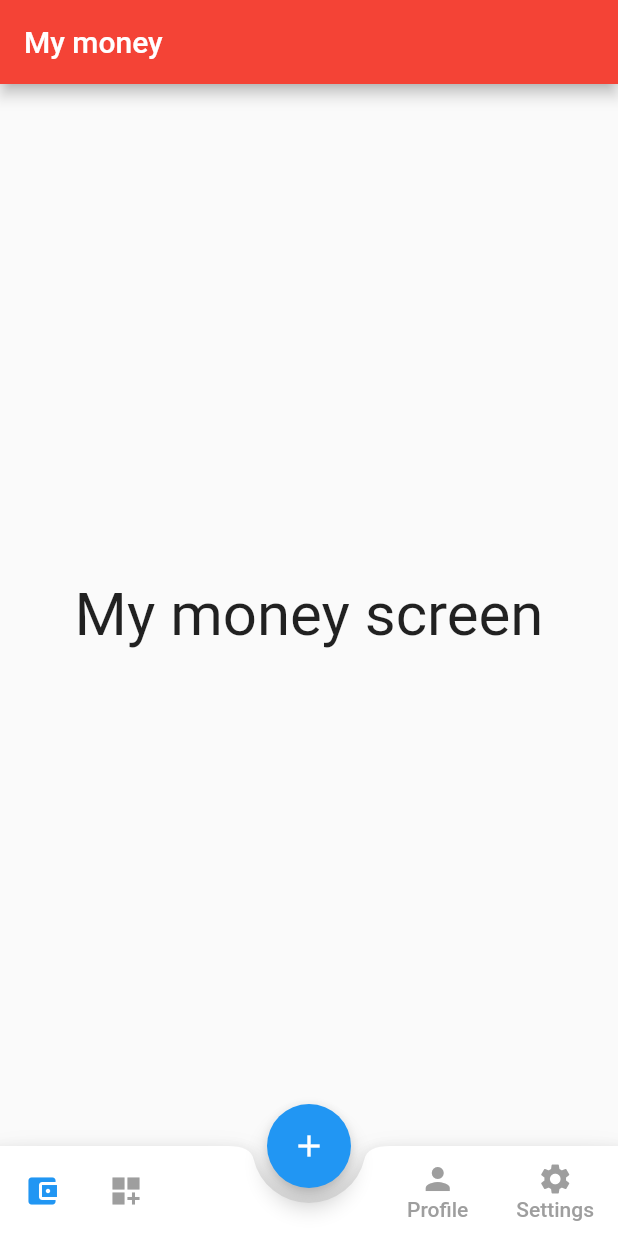
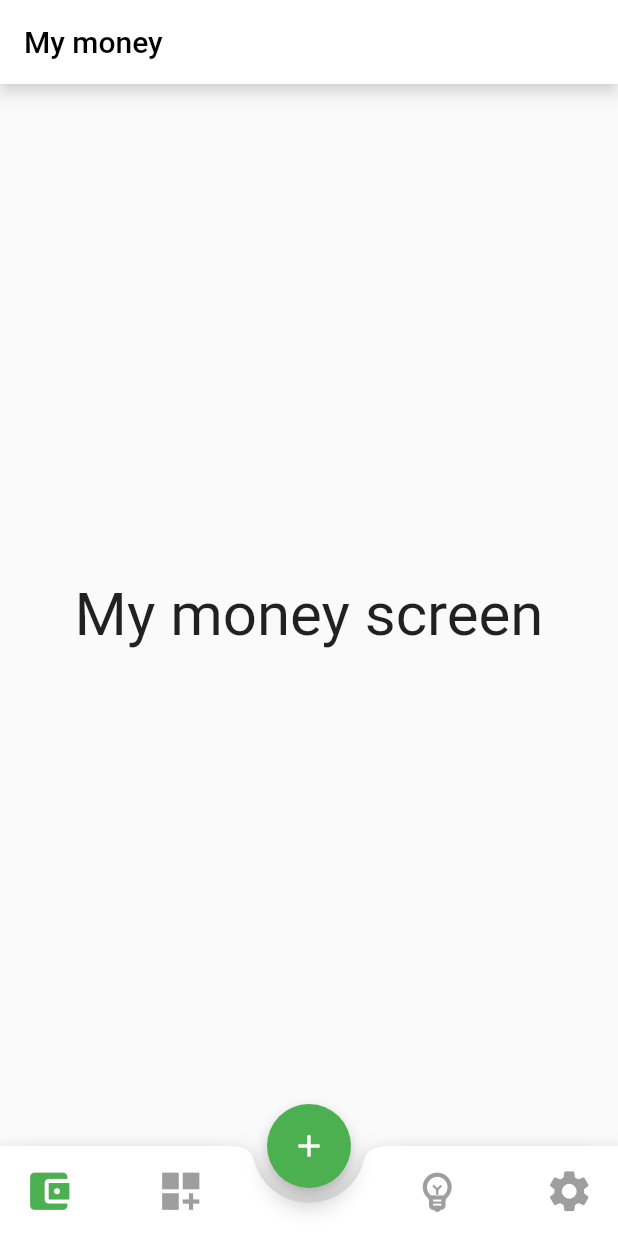
Before and after one commit to MinisamZ/Android-Final, a Flutter app: the screen it shows after launch, item 2 of the bottom bar chosen, after a tap on the "account balance wallet" icon, on a phone screen of 412 x 824 dp. Run offline on Flutter 3.47's test engine with Material 2 defaults, Android fonts, the phone set to English and light mode, and no system bars.

Commit message:
settings.dart v 0.2

```diff
--- a/lib/home.dart
+++ b/lib/home.dart
@@ -3,7 +3,6 @@ import 'page/myMoney.dart';
 import 'page/expensesIncomes.dart';
 import 'page/profile.dart';
 import 'page/settings.dart';
-
 
 class Home extends StatefulWidget {
   const Home({Key? key}) : super(key: key);
@@ -13,13 +12,12 @@ class Home extends StatefulWidget {
 }
 
 class _HomeState extends State<Home> {
-
   int currentTab = 0;
   int counter = 0;
   final List<Widget> screens = [
     MyMoney(),
     ExpensesIncomes(),
-    Profile(),
+    Instruments(),
     Settings()
   ];
 
@@ -35,7 +33,8 @@ class _HomeState extends State<Home> {
       ),
       floatingActionButton: FloatingActionButton(
         child: Icon(Icons.add),
-        onPressed: (){
+        backgroundColor: Colors.green,
+        onPressed: () {
           counter++;
           print('counter = ' + counter.toString());
         },
@@ -43,20 +42,18 @@ class _HomeState extends State<Home> {
       floatingActionButtonLocation: FloatingActionButtonLocation.centerDocked,
       bottomNavigationBar: BottomAppBar(
         shape: CircularNotchedRectangle(),
-        notchMargin:10,
+        notchMargin: 10,
         child: Container(
           height: 60,
           child: Row(
             mainAxisAlignment: MainAxisAlignment.spaceBetween,
-            children:<Widget> [
-              Row(
-                crossAxisAlignment: CrossAxisAlignment.start,
-                children: [
+            // дефолт spaceBetween
+            children: <Widget>[
               MaterialButton(
-                    minWidth: 40,
-                    onPressed: (){
-                      setState((){
-                        currentScreen =MyMoney();
+                minWidth: 60,
+                onPressed: () {
+                  setState(() {
+                    currentScreen = MyMoney();
                     currentTab = 0;
                   });
                 },
@@ -65,16 +62,17 @@ class _HomeState extends State<Home> {
                   children: [
                     Icon(
                       Icons.account_balance_wallet,
-                          color: currentTab == 0 ? Colors.blue :Colors.grey,
+                      color: currentTab == 0 ? Colors.green : Colors.grey,
+                      size: 33,
                     ),
                   ],
                 ),
               ),
               MaterialButton(
-                    minWidth: 40,
-                    onPressed: (){
-                      setState((){
-                        currentScreen =ExpensesIncomes();
+                minWidth: 60,
+                onPressed: () {
+                  setState(() {
+                    currentScreen = ExpensesIncomes();
                     currentTab = 1;
                   });
                 },
@@ -83,23 +81,22 @@ class _HomeState extends State<Home> {
                   children: [
                     Icon(
                       Icons.dashboard_customize,
-                          color: currentTab == 1 ? Colors.blue :Colors.grey,
+                      color: currentTab == 1 ? Colors.indigo : Colors.grey,
+                      size: 33,
                     ),
                   ],
                 ),
-                  )
-
-                ],
+              ),
+              //центр
+              Container(
+                width: 60,
               ),
               // Левые эконки меню
-              Row(
-                crossAxisAlignment: CrossAxisAlignment.start,
-                children: <Widget>[
               MaterialButton(
-                    minWidth: 40,
-                    onPressed: (){
-                      setState((){
-                        currentScreen =Profile();
+                minWidth: 60,
+                onPressed: () {
+                  setState(() {
+                    currentScreen = Instruments();
                     currentTab = 3;
                   });
                 },
@@ -107,22 +104,18 @@ class _HomeState extends State<Home> {
                   mainAxisAlignment: MainAxisAlignment.center,
                   children: [
                     Icon(
-                          Icons.person,
-                          color: currentTab == 3 ? Colors.blue :Colors.grey,
-                        ),
-                        Text('Profile',
-                          style:  TextStyle(
-                              color: currentTab == 3 ? Colors.blue :Colors.grey
-                          ),
+                      Icons.emoji_objects_outlined,
+                      color: currentTab == 3 ? Colors.amber : Colors.grey,
+                      size: 33,
                     ),
                   ],
                 ),
               ),
               MaterialButton(
-                    minWidth: 40,
-                    onPressed: (){
-                      setState((){
-                        currentScreen =Settings();
+                minWidth: 60,
+                onPressed: () {
+                  setState(() {
+                    currentScreen = Settings();
                     currentTab = 4;
                   });
                 },
@@ -131,18 +124,12 @@ class _HomeState extends State<Home> {
                   children: [
                     Icon(
                       Icons.settings,
-                          color: currentTab == 4 ? Colors.blue :Colors.grey,
-                        ),
-                        Text('Settings',
-                          style:  TextStyle(
-                              color: currentTab == 4 ? Colors.blue :Colors.grey
-                          ),
+                      color: currentTab == 4 ? Colors.black : Colors.grey,
+                      size: 33,
+
                     ),
                   ],
                 ),
-                  )
-
-                ],
               )
             ],
           ),
--- a/lib/page/expensesIncomes.dart
+++ b/lib/page/expensesIncomes.dart
@@ -13,10 +13,15 @@ class _ExpensesIncomesState extends State<ExpensesIncomes> {
     return Scaffold(
       appBar: AppBar(
         title: Text('Expenses/Incomes'),
-        backgroundColor: Colors.amber,
+        backgroundColor: Colors.indigo,
+        shadowColor: Colors.white,
       ),
       body: Center(
-        child: Text ('Expenses/Incomes screen', style: TextStyle(fontSize: 40)),
+        child: Text (
+          'Expenses\nIncomes\nscreen',
+          style: TextStyle(fontSize: 40),
+          textAlign: TextAlign.center,
+        ),
       ),
     );
   }
--- a/lib/page/myMoney.dart
+++ b/lib/page/myMoney.dart
@@ -12,8 +12,10 @@ class _MyMoneyState extends State<MyMoney> {
   Widget build(BuildContext context) {
     return Scaffold(
       appBar: AppBar(
-        title: Text('My money'),
-        backgroundColor: Colors.red,
+        title: Text('My money',
+        style: TextStyle(color: Colors.black),),
+        backgroundColor: Colors.white,
+        shadowColor: Colors.white,
       ),
       body: Center(
         child: Text ('My money screen', style: TextStyle(fontSize: 40)),
--- a/lib/page/profile.dart
+++ b/lib/page/profile.dart
@@ -1,21 +1,23 @@
 import 'package:flutter/material.dart';
 
-class Profile extends StatefulWidget {
-  const Profile({Key? key}) : super(key: key);
+class Instruments extends StatefulWidget {
+  const Instruments({Key? key}) : super(key: key);
 
   @override
-  State<Profile> createState() => _ProfileState();
+  State<Instruments> createState() => _InstrumentsState();
 }
 
-class _ProfileState extends State<Profile> {
+class _InstrumentsState extends State<Instruments> {
   @override
   Widget build(BuildContext context) {
     return Scaffold(
       appBar: AppBar(
-        title: Text('Profile'),
+        title: Text('Instruments'),
+        backgroundColor: Colors.amber,
+        shadowColor: Colors.white,
       ),
       body: Center(
-        child: Text ('Profile screen', style: TextStyle(fontSize: 40)),
+        child: Text ('Instruments screen', style: TextStyle(fontSize: 40)),
       ),
     );
   }
```
Also changed, not shown: lib/page/settings.dart (+47 -2 lines). Lines whose indentation alone changed are shown as unchanged.
